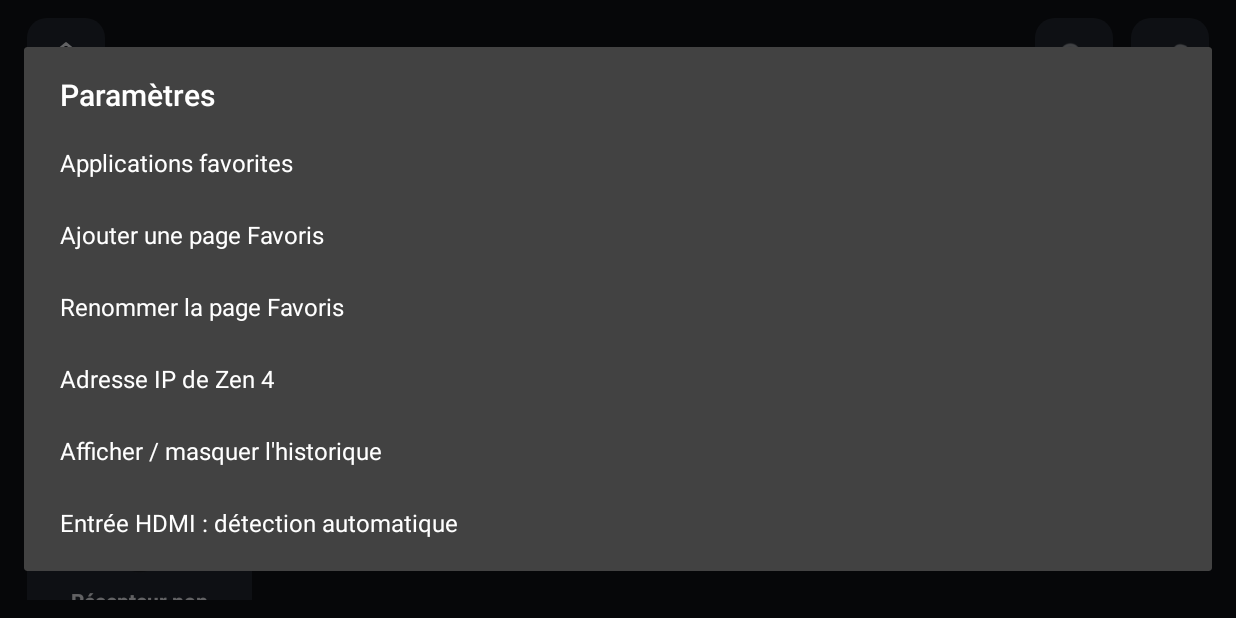
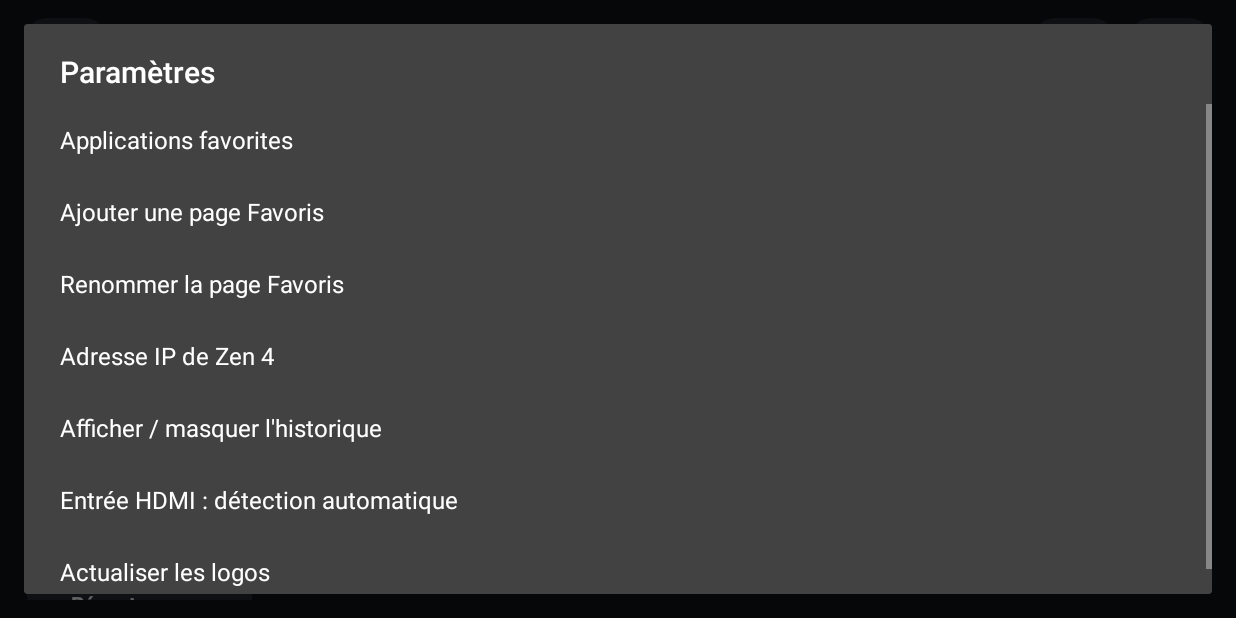
Before and after one commit to anzaar/SatNova, an Android app: the screen it shows after launch (MobilePreviewActivity), after a tap on "Paramètres", on a phone screen of 824 x 412 dp (held sideways). Run offline under Robolectric (Android 15) with nearby library versions, the phone set to English and light mode, and no system bars.

Commit message:
Render real channel logos on TV, recents and favorites with fallback and refresh

```diff
--- a/tvhome/src/main/java/com/satnova/alpha/MinimalHomeActivity.kt
+++ b/tvhome/src/main/java/com/satnova/alpha/MinimalHomeActivity.kt
@@ -39,6 +39,7 @@ open class MinimalHomeActivity : Activity() {
     private val muted = Color.rgb(165, 175, 191)
     private val border = Color.rgb(126, 159, 208)
     private val prefs by lazy { getSharedPreferences("satnova_minimal_home", Context.MODE_PRIVATE) }
+    private val logos by lazy { ChannelLogoStore(this) }
     private var channels: List<ZenChannel> = emptyList()
     private var online = false
     private var receiverMessage = "Récepteur non connecté"
@@ -84,6 +85,7 @@ open class MinimalHomeActivity : Activity() {
 
     override fun onDestroy() {
         client.stop()
+        logos.close()
         super.onDestroy()
     }
 
@@ -135,7 +137,8 @@ open class MinimalHomeActivity : Activity() {
     }
 
     private fun addCard(row: LinearLayout, label: String, subtitle: String?,
-        icon: android.graphics.drawable.Drawable?, click: () -> Unit, longClick: (() -> Unit)? = null) {
+        icon: android.graphics.drawable.Drawable?, click: () -> Unit,
+        longClick: (() -> Unit)? = null, logoChannel: ZenChannel? = null) {
         val card = LinearLayout(this).apply {
             orientation = LinearLayout.VERTICAL
             gravity = Gravity.CENTER
@@ -143,11 +146,16 @@ open class MinimalHomeActivity : Activity() {
             background = rounded(surface)
             contentDescription = listOfNotNull(label, subtitle).joinToString(", ")
         }
-        if (icon != null) {
-            card.addView(ImageView(this).apply {
+        if (icon != null || logoChannel != null) {
+            val logoImage = ImageView(this).apply {
                 setImageDrawable(icon)
                 scaleType = ImageView.ScaleType.FIT_CENTER
-            }, LinearLayout.LayoutParams(dp(46), dp(46)).apply { bottomMargin = dp(5) })
+                contentDescription = if (logoChannel != null) "Logo de $label" else label
+            }
+            card.addView(logoImage, LinearLayout.LayoutParams(dp(54), dp(48)).apply {
+                bottomMargin = dp(5)
+            })
+            if (logoChannel != null) logos.bind(logoImage, logoChannel)
         }
         card.addView(text(label, 14f, true).apply { gravity = Gravity.CENTER },
             LinearLayout.LayoutParams(ViewGroup.LayoutParams.MATCH_PARENT, ViewGroup.LayoutParams.WRAP_CONTENT))
@@ -263,7 +271,7 @@ open class MinimalHomeActivity : Activity() {
             channels.take(20).forEach { channel ->
                 addCard(row, channel.name, "N° ${channel.position}",
                     getDrawable(android.R.drawable.ic_media_play),
-                    { openChannel(channel) }, { addChannelToPage(channel) })
+                    { openChannel(channel) }, { addChannelToPage(channel) }, channel)
             }
         }
         content.addView(scroll)
@@ -275,7 +283,8 @@ open class MinimalHomeActivity : Activity() {
         val ids = history().take(20)
         ids.mapNotNull { id -> channels.firstOrNull { it.id == id } }.forEach { channel ->
             addCard(row, channel.name, "N° ${channel.position}",
-                getDrawable(android.R.drawable.ic_media_play), { openChannel(channel) })
+                getDrawable(android.R.drawable.ic_media_play), { openChannel(channel) },
+                logoChannel = channel)
         }
         if (row.childCount == 0) {
             addCard(row, "Aucun historique", "Après 60 secondes de visionnage",
@@ -355,7 +364,7 @@ open class MinimalHomeActivity : Activity() {
             ids.mapNotNull(channelMap::get).forEach { channel ->
                 addCard(favorites, channel.name, "N° ${channel.position}",
                     getDrawable(android.R.drawable.ic_media_play),
-                    { openChannel(channel) }, { removeFavorite(channel.id) })
+                    { openChannel(channel) }, { removeFavorite(channel.id) }, channel)
             }
         }
         content.addView(scroll, LinearLayout.LayoutParams(-1, -2).apply { topMargin = dp(14) })
@@ -501,7 +510,8 @@ open class MinimalHomeActivity : Activity() {
     private fun settings() {
         val options = arrayOf("Applications favorites", "Ajouter une page Favoris",
             "Renommer la page Favoris", "Adresse IP de Zen 4",
-            "Afficher / masquer l'historique", "Entrée HDMI : détection automatique")
+            "Afficher / masquer l'historique", "Entrée HDMI : détection automatique",
+            "Actualiser les logos")
         AlertDialog.Builder(this).setTitle("Paramètres")
             .setItems(options) { _, index ->
                 when (index) {
@@ -515,6 +525,7 @@ open class MinimalHomeActivity : Activity() {
                         render()
                     }
                     5 -> Toast.makeText(this, "Détection HDMI automatique, HDMI 1 en secours", Toast.LENGTH_SHORT).show()
+                    6 -> { logos.retryFailed(); render() }
                 }
             }.show()
     }
```
